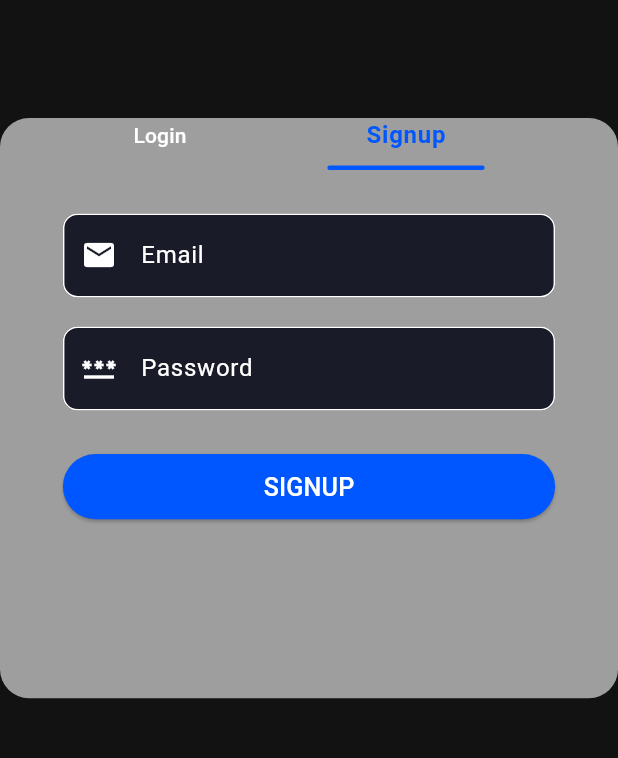
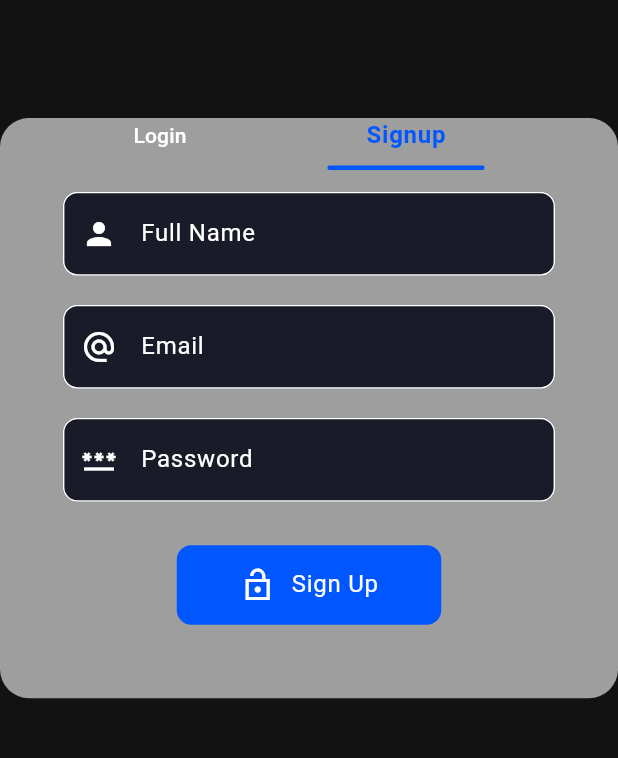
Before and after one commit to Qariziaullahkhan/SamPark-App, a Flutter app: the AuthPage screen opened by its route, after a tap on "Signup", on a phone screen of 412 x 824 dp, the part 252-1010 px from its top. Run offline on Flutter 3.47's test engine with Material 3 defaults, Android fonts, the phone set to English and light mode, and no system bars; our stand-ins replace flutter_screenutil, get, google_fonts, slide_to_act; project files that could hold a hidden picture were left out.

Commit message:
create the chattpage

```diff
--- a/lib/config/images.dart
+++ b/lib/config/images.dart
@@ -4,4 +4,8 @@ class AssetsImages {
   static const String girlimages = 'assets/images/girl.png';
   static const String arrowicon = 'assets/images/arrow.png';
   static const String ligticon = 'assets/images/light.png';
+  static const String statusimages = 'assets/images/status.png';
+  static const String galleryimages = 'assets/images/gallery.png';
+  static const String sendimages = 'assets/images/send.png';
+  static const String micimages = 'assets/images/mic.png';
 }
--- a/lib/config/pagepath.dart
+++ b/lib/config/pagepath.dart
@@ -1,11 +1,21 @@
 import 'package:get/get_navigation/src/routes/get_route.dart';
 import 'package:get/get_navigation/src/routes/transitions_type.dart';
 import 'package:sampark_app/pages/auth/auth_page.dart';
+import 'package:sampark_app/pages/chat/caht_page.dart';
+import 'package:sampark_app/pages/home/home.dart';
 
 var pagepath = [
   GetPage(
     name: "/authpage",
     page: () => AuthPage(),
-    transition: Transition.leftToRight,
+    transition: Transition.rightToLeft,
   ),
+  GetPage(
+      name: "/homepage",
+      page: () => HomePage(),
+      transition: Transition.rightToLeft),
+  GetPage(
+      name: "/chatpage",
+      page: () => ChatPage(),
+      transition: Transition.rightToLeft),
 ];
--- a/lib/main.dart
+++ b/lib/main.dart
@@ -19,6 +19,7 @@ class MyApp extends StatelessWidget {
     return ScreenUtilInit(
       designSize: const Size(393, 852),
       child: GetMaterialApp(
+        debugShowCheckedModeBanner: false,
         title: AppsStrings.appName,
         theme: lighttheme,
         darkTheme: darkthem,
--- /dev/null
+++ b/lib/pages/auth/login_form.dart
@@ -0,0 +1,59 @@
+import 'package:flutter/material.dart';
+import 'package:flutter_screenutil/flutter_screenutil.dart';
+import 'package:get/get.dart';
+import 'package:sampark_app/widgets/primary_button.dart';
+
+class LoginForm extends StatelessWidget {
+  const LoginForm({super.key});
+
+  @override
+  Widget build(BuildContext context) {
+    return Padding(
+      padding: EdgeInsets.symmetric(horizontal: 40.w, vertical: 15.h),
+      child: Column(
+        children: [
+          SizedBox(height: 36.h),
+          // Email Field
+          TextField(
+            decoration: InputDecoration(
+              prefixIcon: Icon(Icons.alternate_email_outlined),
+              hintText: 'Email',
+              fillColor: Color(0xFF191B28),
+              filled: true,
+              border: OutlineInputBorder(
+                borderRadius: BorderRadius.circular(10.r),
+              ),
+            ),
+          ),
+          SizedBox(height: 36.h),
+
+          // Password Field
+          TextField(
+            obscureText: true,
+            decoration: InputDecoration(
+              prefixIcon: Icon(Icons.password),
+              fillColor: Color(0xFF191B28),
+              filled: true,
+              hintText: 'Password',
+              border: OutlineInputBorder(
+                borderRadius: BorderRadius.circular(10.r),
+              ),
+            ),
+          ),
+          SizedBox(height: 43.h),
+          Row(
+            mainAxisAlignment: MainAxisAlignment.center,
+            children: [
+              PrimaryButton(
+                  text: "Login",
+                  onPressed: () {
+                    Get.toNamed("/homepage");
+                  },
+                  icon: Icons.lock_open_sharp),
+            ],
+          ),
+        ],
+      ),
+    );
+  }
+}
--- /dev/null
+++ b/lib/pages/auth/signup_form.dart
@@ -0,0 +1,72 @@
+import 'package:flutter/material.dart';
+import 'package:flutter_screenutil/flutter_screenutil.dart';
+import 'package:get/get.dart';
+import 'package:get/get_core/src/get_main.dart';
+import 'package:sampark_app/widgets/primary_button.dart';
+
+class SignUpForm extends StatelessWidget {
+  const SignUpForm({super.key});
+
+  @override
+  Widget build(BuildContext context) {
+    return Padding(
+      padding: EdgeInsets.symmetric(horizontal: 40.w, vertical: 15.h),
+      child: Column(
+        children: [
+          TextField(
+            decoration: InputDecoration(
+              prefixIcon: Icon(Icons.person),
+              hintText: 'Full Name',
+              fillColor: Color(0xFF191B28),
+              filled: true,
+              border: OutlineInputBorder(
+                borderRadius: BorderRadius.circular(10.r),
+              ),
+            ),
+          ),
+          SizedBox(height: 20.h),
+
+          // Email Field
+          TextField(
+            decoration: InputDecoration(
+              prefixIcon: Icon(Icons.alternate_email_outlined),
+              hintText: 'Email',
+              fillColor: Color(0xFF191B28),
+              filled: true,
+              border: OutlineInputBorder(
+                borderRadius: BorderRadius.circular(10.r),
+              ),
+            ),
+          ),
+          SizedBox(height: 20.h),
+
+          // Password Field
+          TextField(
+            obscureText: true,
+            decoration: InputDecoration(
+              prefixIcon: Icon(Icons.password),
+              fillColor: Color(0xFF191B28),
+              filled: true,
+              hintText: 'Password',
+              border: OutlineInputBorder(
+                borderRadius: BorderRadius.circular(10.r),
+              ),
+            ),
+          ),
+          SizedBox(height: 30.h),
+          Row(
+            mainAxisAlignment: MainAxisAlignment.center,
+            children: [
+              PrimaryButton(
+                  text: "Sign Up",
+                  onPressed: () {
+                    Get.toNamed("/homepage");
+                  },
+                  icon: Icons.lock_open_sharp),
+            ],
+          ),
+        ],
+      ),
+    );
+  }
+}
--- a/lib/widgets/authpagebody.dart
+++ b/lib/widgets/authpagebody.dart
@@ -2,6 +2,8 @@ import 'package:flutter/material.dart';
 import 'package:flutter_screenutil/flutter_screenutil.dart';
 import 'package:get/get.dart';
 import 'package:sampark_app/config/strings.dart';
+import 'package:sampark_app/pages/auth/login_form.dart';
+import 'package:sampark_app/pages/auth/signup_form.dart';
 
 class AuthPageBody extends StatelessWidget {
   const AuthPageBody({super.key});
@@ -90,70 +92,14 @@ class AuthPageBody extends StatelessWidget {
             ),
 
             // Form Content
-            Expanded(
-              child: Padding(
-                padding: EdgeInsets.symmetric(horizontal: 40.w, vertical: 30.h),
-                child: Column(
-                  children: [
-                    // Email Field
-                    TextField(
-                      decoration: InputDecoration(
-                        prefixIcon: Icon(Icons.email),
-                        labelText: 'Email',
-                        fillColor: Color(0xFF191B28),
-                        filled: true,
-                        border: OutlineInputBorder(
-                          borderRadius: BorderRadius.circular(10.r),
-                        ),
-                      ),
-                    ),
-                    SizedBox(height: 20.h),
-
-                    // Password Field
-                    TextField(
-                      obscureText: true,
-                      decoration: InputDecoration(
-                        prefixIcon: Icon(Icons.password),
-                        fillColor: Color(0xFF191B28),
-                        filled: true,
-                        labelText: 'Password',
-                        border: OutlineInputBorder(
-                          borderRadius: BorderRadius.circular(10.r),
-                        ),
-                      ),
-                    ),
-                    SizedBox(height: 30.h),
-
-                    // Login Button
-                    SizedBox(
-                      width: double.infinity,
-                      height: 45.h,
-                      child: ElevatedButton(
-                        style: ElevatedButton.styleFrom(
-                          backgroundColor:
-                              Theme.of(context).colorScheme.primary,
-                        ),
-                        onPressed: () {},
-                        child: Text(
-                          islogin.value
-                              ? AppsStrings.login.toUpperCase()
-                              : AppsStrings.signup.toUpperCase(),
-                          style:
-                              Theme.of(context).textTheme.labelLarge?.copyWith(
-                                    color: Color(0xFFFFFFFF),
-                                    fontSize: 16.sp,
-                                    fontWeight: FontWeight.w500,
-                                  ),
-                        ),
-                      ),
-                    ),
-                  ],
-                ),
-              ),
-            ),
+            Obx(() => islogin.value ? LoginForm() : SignUpForm()),
           ],
         ),
       ),
+
+      // loginform
+
+      // loginform
     );
   }
 }
--- /dev/null
+++ b/lib/widgets/primary_button.dart
@@ -0,0 +1,46 @@
+import 'package:flutter/material.dart';
+import 'package:flutter_screenutil/flutter_screenutil.dart';
+
+// ignore: must_be_immutable
+class PrimaryButton extends StatelessWidget {
+  final String text;
+  final VoidCallback onPressed;
+  final IconData icon;
+  double? width;
+  double? height;
+  PrimaryButton(
+      {super.key,
+      required this.text,
+      required this.onPressed,
+      required this.icon,
+      this.width,
+      this.height});
+
+  @override
+  Widget build(BuildContext context) {
+    return InkWell(
+      onTap: onPressed,
+      child: Container(
+        padding: EdgeInsets.symmetric(horizontal: 40.w, vertical: 15.h),
+        width: width,
+        height: height,
+        decoration: BoxDecoration(
+          borderRadius: BorderRadius.circular(10.r),
+          color: Theme.of(context).colorScheme.primary,
+        ),
+        child: Row(
+          children: [
+            Icon(icon),
+            SizedBox(
+              width: 10.w,
+            ),
+            Text(
+              text,
+              style: Theme.of(context).textTheme.bodyLarge,
+            ),
+          ],
+        ),
+      ),
+    );
+  }
+}
```
Also changed, not shown: lib/pages/chat/caht_page.dart (added, +115 -0 lines), lib/pages/chat/chat_list.dart (added, +66 -0 lines), lib/pages/chat/chat_title.dart (added, +57 -0 lines), lib/pages/home/home.dart (added, +62 -0 lines), lib/widgets/chat_bubbles.dart (added, +84 -0 lines), lib/widgets/tab_bar.dart (added, +28 -0 lines), assets/images/gallery.png (added), assets/images/mic.png (added), assets/images/send.png (added), assets/images/status.png (added).
